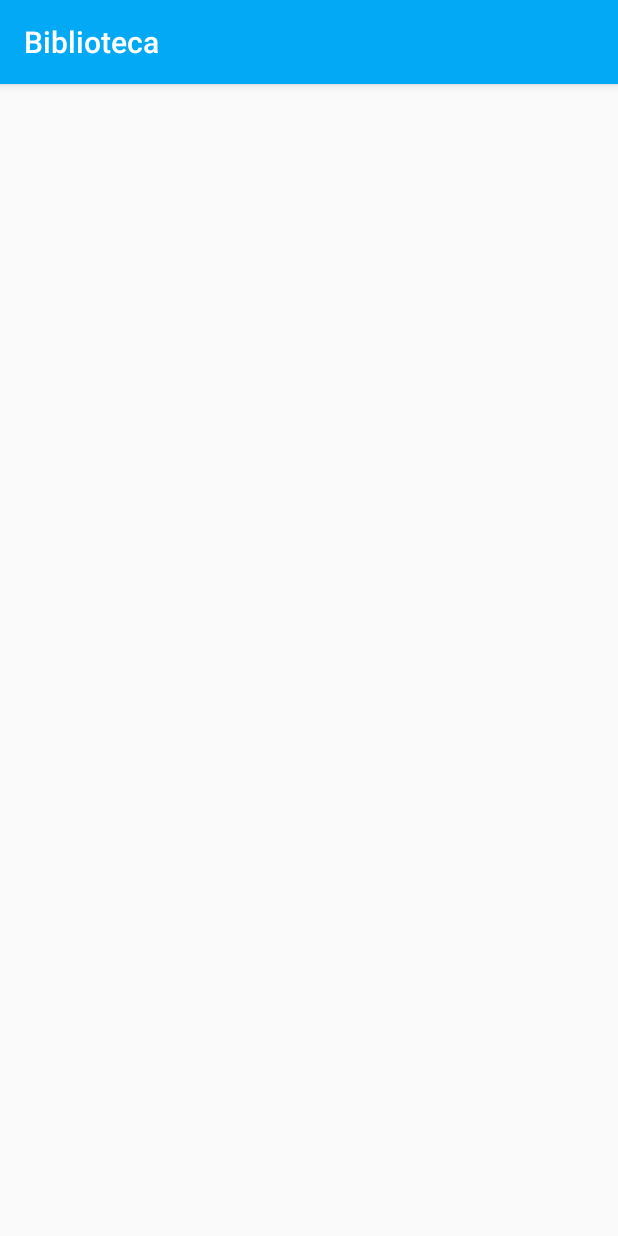
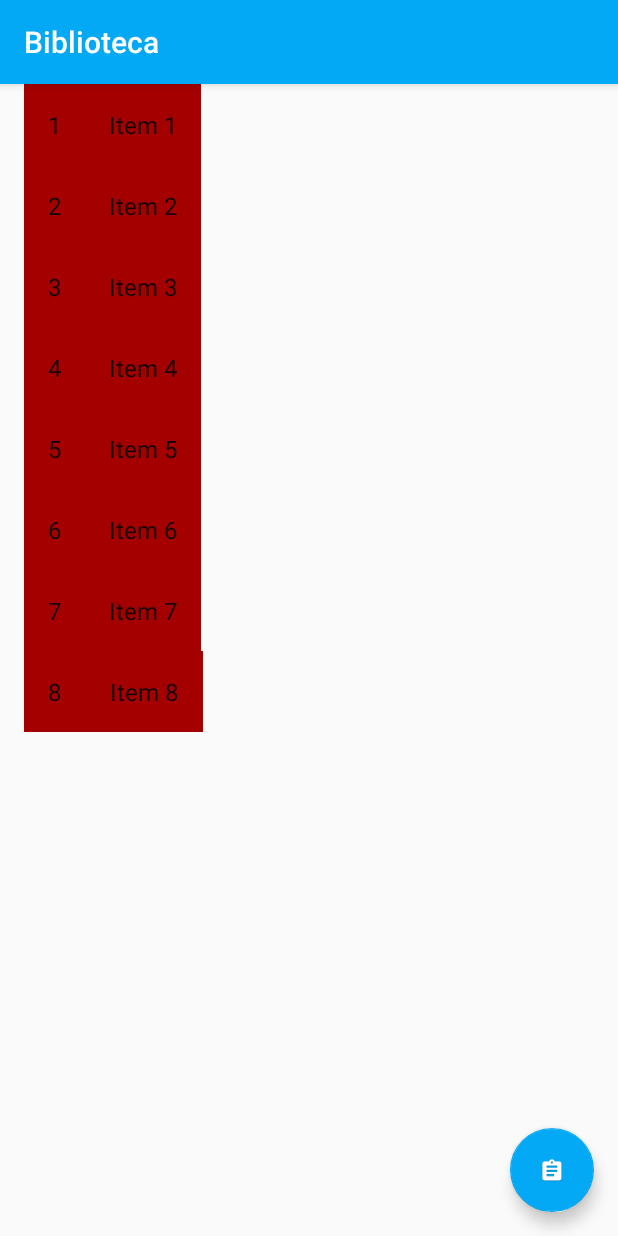
Before and after one commit to Raynor119/Proyecto-de-Biblioteca, an Android app: the multa screen opened directly, with no data from a screen before it, on a phone screen of 412 x 824 dp. Run offline under Robolectric (Android 15) with nearby library versions, the phone set to English and light mode, and no system bars.

Commit message:
alpha0.4

```diff
--- a/app/src/main/java/com/pixels/bdpbiblio/multa.java
+++ b/app/src/main/java/com/pixels/bdpbiblio/multa.java
@@ -1,12 +1,140 @@
 package com.pixels.bdpbiblio;
-import android.support.v7.app.*;
-import android.os.*;
-public class multa extends AppCompatActivity
-{
-	@Override
-    protected void onCreate(Bundle savedInstanceState)
-    {
+
+import android.content.Context;
+import android.content.Intent;
+import android.os.Bundle;
+import android.support.annotation.NonNull;
+import android.support.v7.app.AppCompatActivity;
+import android.support.v7.widget.RecyclerView;
+import android.support.v7.widget.Toolbar;
+import android.support.design.widget.FloatingActionButton;
+import android.support.design.widget.Snackbar;
+import android.view.LayoutInflater;
+import android.view.View;
+import android.view.ViewGroup;
+import android.widget.TextView;
+
+import com.pixels.bdpbiblio.dummy.DummyContent;
+
+import java.util.List;
+
+/**
+ * An activity representing a list of Items. This activity
+ * has different presentations for handset and tablet-size devices. On
+ * handsets, the activity presents a list of items, which when touched,
+ * lead to a {@link ItemDetailActivity} representing
+ * item details. On tablets, the activity presents the list of items and
+ * item details side-by-side using two vertical panes.
+ */
+public class multa extends AppCompatActivity {
+
+    /**
+     * Whether or not the activity is in two-pane mode, i.e. running on a tablet
+     * device.
+     */
+    private boolean mTwoPane;
+
+    @Override
+    protected void onCreate(Bundle savedInstanceState) {
         super.onCreate(savedInstanceState);
         setContentView(R.layout.activity_multa);
-	}
+
+        Toolbar toolbar = (Toolbar) findViewById(R.id.toolbar);
+        setSupportActionBar(toolbar);
+        toolbar.setTitle(getTitle());
+
+        FloatingActionButton fab = (FloatingActionButton) findViewById(R.id.fab);
+        fab.setOnClickListener(new View.OnClickListener() {
+				@Override
+				public void onClick(View view) {
+					Snackbar.make(view, "Replace with your own action", Snackbar.LENGTH_LONG)
+                        .setAction("Action", null).show();
+				}
+			});
+
+        if (findViewById(R.id.item_detail_container) != null) {
+            // The detail container view will be present only in the
+            // large-screen layouts (res/values-w900dp).
+            // If this view is present, then the
+            // activity should be in two-pane mode.
+            mTwoPane = true;
+        }
+
+        View recyclerView = findViewById(R.id.item_list);
+        assert recyclerView != null;
+        setupRecyclerView((RecyclerView) recyclerView);
+    }
+
+    private void setupRecyclerView(@NonNull RecyclerView recyclerView) {
+        recyclerView.setAdapter(new SimpleItemRecyclerViewAdapter(this, DummyContent.ITEMS, mTwoPane));
+    }
+
+    public static class SimpleItemRecyclerViewAdapter
+	extends RecyclerView.Adapter<SimpleItemRecyclerViewAdapter.ViewHolder> {
+
+        private final multa mParentActivity;
+        private final List<DummyContent.DummyItem> mValues;
+        private final boolean mTwoPane;
+        private final View.OnClickListener mOnClickListener = new View.OnClickListener() {
+            @Override
+            public void onClick(View view) {
+                DummyContent.DummyItem item = (DummyContent.DummyItem) view.getTag();
+                if (mTwoPane) {
+                    Bundle arguments = new Bundle();
+                    arguments.putString(ItemDetailFragment2.ARG_ITEM_ID, item.id);
+                    ItemDetailFragment2 fragment = new ItemDetailFragment2();
+                    fragment.setArguments(arguments);
+                    mParentActivity.getSupportFragmentManager().beginTransaction()
+						.replace(R.id.item_detail_container, fragment)
+						.commit();
+                } else {
+                    Context context = view.getContext();
+                    Intent intent = new Intent(context, ItemDetailActivity2.class);
+                    intent.putExtra(ItemDetailFragment2.ARG_ITEM_ID, item.id);
+
+                    context.startActivity(intent);
+                }
+            }
+        };
+
+        SimpleItemRecyclerViewAdapter(multa parent,
+                                      List<DummyContent.DummyItem> items,
+                                      boolean twoPane) {
+            mValues = items;
+            mParentActivity = parent;
+            mTwoPane = twoPane;
+        }
+
+        @Override
+        public ViewHolder onCreateViewHolder(ViewGroup parent, int viewType) {
+            View view = LayoutInflater.from(parent.getContext())
+				.inflate(R.layout.item_list_content2, parent, false);
+            return new ViewHolder(view);
+        }
+
+        @Override
+        public void onBindViewHolder(final ViewHolder holder, int position) {
+            holder.mIdView.setText(mValues.get(position).id);
+            holder.mContentView.setText(mValues.get(position).content);
+
+            holder.itemView.setTag(mValues.get(position));
+            holder.itemView.setOnClickListener(mOnClickListener);
+        }
+
+        @Override
+        public int getItemCount() {
+            return mValues.size();
+        }
+
+        class ViewHolder extends RecyclerView.ViewHolder {
+            final TextView mIdView;
+            final TextView mContentView;
+
+            ViewHolder(View view) {
+                super(view);
+                mIdView = (TextView) view.findViewById(R.id.id_text1);
+                mContentView = (TextView) view.findViewById(R.id.content1);
+            }
+        }
+    }
 }
--- a/app/src/main/res/layout/activity_multa.xml
+++ b/app/src/main/res/layout/activity_multa.xml
@@ -1,6 +1,43 @@
-<LinearLayout xmlns:android="http://schemas.android.com/apk/res/android"
-    android:layout_width="fill_parent"
-    android:layout_height="fill_parent"
-    android:orientation="vertical">
+<?xml version="1.0" encoding="utf-8"?>
+<android.support.design.widget.CoordinatorLayout xmlns:android="http://schemas.android.com/apk/res/android"
+    xmlns:app="http://schemas.android.com/apk/res-auto"
+    xmlns:tools="http://schemas.android.com/tools"
+    android:layout_width="match_parent"
+    android:layout_height="match_parent"
+    android:fitsSystemWindows="true"
+    tools:context=".ItemListActivity">
 
-</LinearLayout>
+    <android.support.design.widget.AppBarLayout
+        android:id="@+id/app_bar"
+        android:layout_width="match_parent"
+        android:layout_height="wrap_content"
+        android:theme="@style/AppTheme.AppBarOverlay">
+
+        <android.support.v7.widget.Toolbar
+            android:id="@+id/toolbar"
+            android:layout_width="match_parent"
+            android:layout_height="?attr/actionBarSize"
+            app:popupTheme="@style/AppTheme.PopupOverlay" />
+
+    </android.support.design.widget.AppBarLayout>
+
+    <FrameLayout
+        android:id="@+id/frameLayout"
+        android:layout_width="match_parent"
+        android:layout_height="match_parent"
+        app:layout_behavior="@string/appbar_scrolling_view_behavior">
+
+        <include layout="@layout/item_list" />
+    </FrameLayout>
+
+    <android.support.design.widget.FloatingActionButton
+		android:theme="@style/AppT"
+        android:id="@+id/fab"
+        android:layout_width="wrap_content"
+        android:layout_height="wrap_content"
+        android:layout_gravity="bottom|end"
+        android:layout_margin="@dimen/fab_margin"
+        app:srcCompat="@mipmap/multas" />
+
+
+</android.support.design.widget.CoordinatorLayout>
--- a/app/src/main/res/layout/item_detail2.xml
+++ b/app/src/main/res/layout/item_detail2.xml
@@ -7,7 +7,7 @@
 	android:orientation="vertical">
 
 	<TextView
-		android:id="@+id/item_detail1"
+		android:id="@+id/item_detail2"
 		style="?android:attr/textAppearanceLarge"
 		android:layout_width="match_parent"
 		android:layout_height="wrap_content"
--- a/app/src/main/res/layout/item_list_content2.xml
+++ b/app/src/main/res/layout/item_list_content2.xml
@@ -4,7 +4,7 @@
 	android:layout_width="wrap_content"
 	android:layout_height="wrap_content"
 	android:orientation="horizontal"
-	android:background="#007EC0">
+	android:background="#A40000">
 
 	<TextView
 		android:id="@+id/id_text1"
```
Also changed, not shown: app/src/main/AndroidManifest.xml (+11 -1 lines), app/src/main/java/com/pixels/bdpbiblio/ItemDetailActivity2.java (added, +74 -0 lines), app/src/main/java/com/pixels/bdpbiblio/ItemDetailFragment2.java (added, +72 -0 lines), 291 other files.
